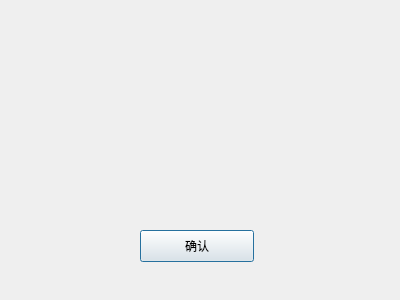
This is Main_Pro/win.ui in ZaoHan415/GamePro as Qt 5 draws it before an edit. The edited form follows.
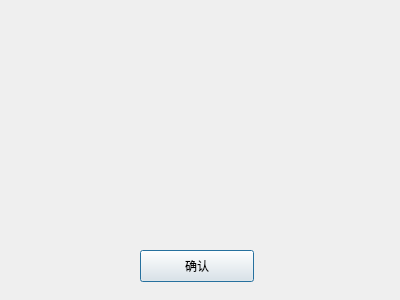
This is the edited form. Icons and pictures are not drawn.

Diff of the .ui file:
```diff
--- a/Main_Pro/win.ui
+++ b/Main_Pro/win.ui
@@ -17,7 +17,7 @@
    <property name="geometry">
     <rect>
      <x>140</x>
-     <y>230</y>
+     <y>250</y>
      <width>114</width>
      <height>32</height>
     </rect>
@@ -26,6 +26,22 @@
     <string>确认</string>
    </property>
   </widget>
+  <widget class="QLabel" name="label">
+   <property name="geometry">
+    <rect>
+     <x>20</x>
+     <y>20</y>
+     <width>371</width>
+     <height>221</height>
+    </rect>
+   </property>
+   <property name="styleSheet">
+    <string notr="true">border-image: url(:/timg.png);</string>
+   </property>
+   <property name="text">
+    <string/>
+   </property>
+  </widget>
  </widget>
  <resources/>
  <connections/>
```
